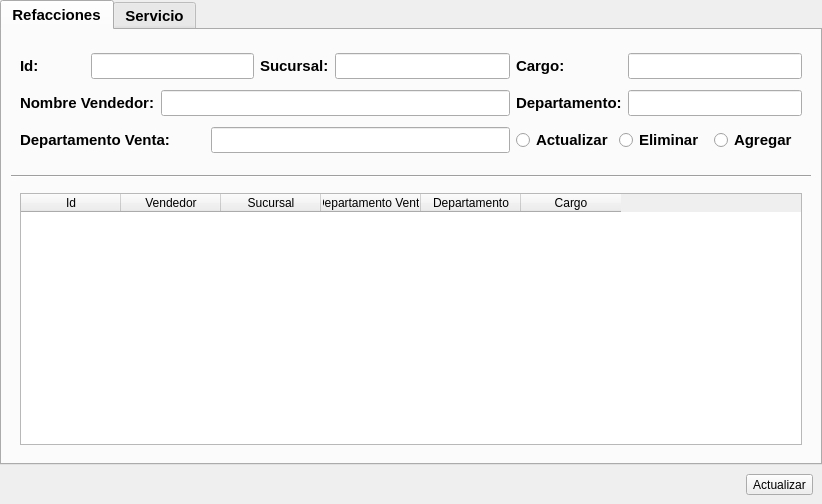
This is App/Front/ventanasui/IU_VENDEDORES.ui in LAngelVp/ProccessRMPG73 as Qt 5 draws it before an edit. The edited form follows.
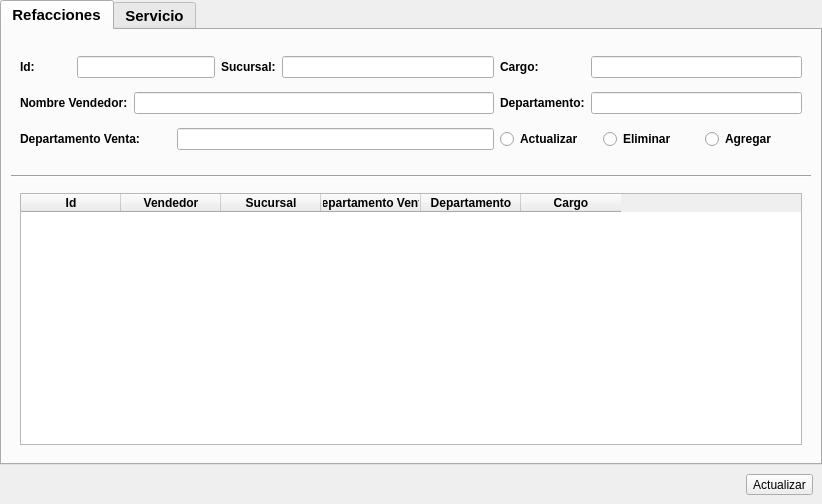
This is the edited form. The open tabs and pages were chosen to show the change.

What changed in the file:
```diff
--- a/App/Front/ventanasui/IU_VENDEDORES.ui
+++ b/App/Front/ventanasui/IU_VENDEDORES.ui
@@ -55,6 +55,9 @@
    </property>
    <item>
     <widget class="QWidget" name="widget" native="true">
+     <property name="styleSheet">
+      <string notr="true"/>
+     </property>
      <layout class="QVBoxLayout" name="verticalLayout_2">
       <property name="spacing">
        <number>0</number>
@@ -96,10 +99,8 @@
          <bool>false</bool>
         </property>
         <property name="styleSheet">
-         <string notr="true">[objectName= &quot; lbl_ &quot;] {
-    color: rgb(170, 255, 255);
-    font-size: 18px;
-}</string>
+         <string notr="true">
+font-weight: bold;</string>
         </property>
         <property name="inputMethodHints">
          <set>Qt::ImhNone</set>
@@ -245,6 +246,9 @@
             <layout class="QHBoxLayout" name="horizontalLayout_2">
              <item>
               <widget class="QTableWidget" name="tabla_vendedoresrefacciones">
+               <property name="styleSheet">
+                <string notr="true"/>
+               </property>
                <column>
                 <property name="text">
                  <string>Id</string>
@@ -257,15 +261,6 @@
                 <property name="toolTip">
                  <string/>
                 </property>
-                <property name="foreground">
-                 <brush brushstyle="SolidPattern">
-                  <color alpha="255">
-                   <red>0</red>
-                   <green>0</green>
-                   <blue>0</blue>
-                  </color>
-                 </brush>
-                </property>
                </column>
                <column>
                 <property name="text">
```
Left out of the diff: 34 changed lines with no effect on the pictures.
